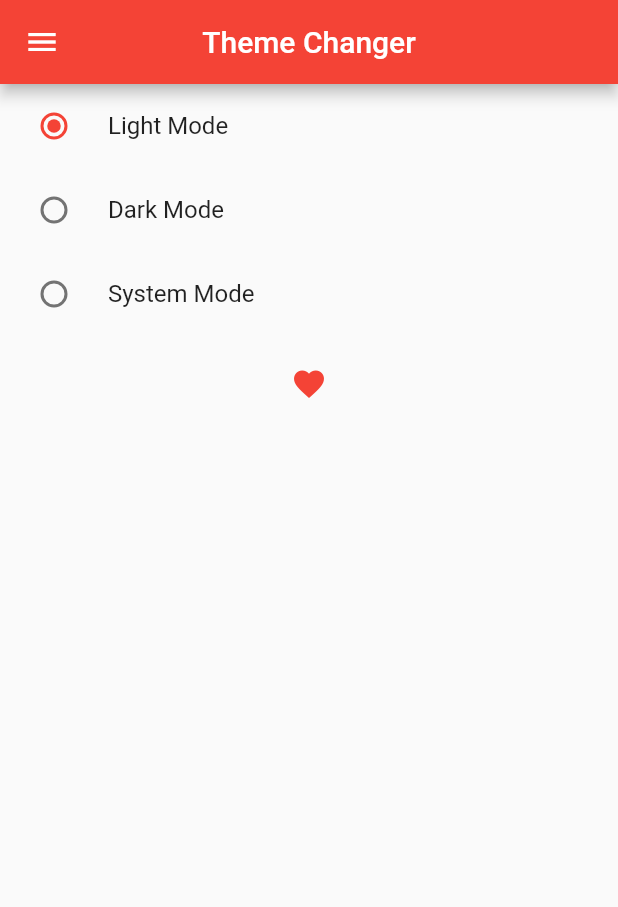
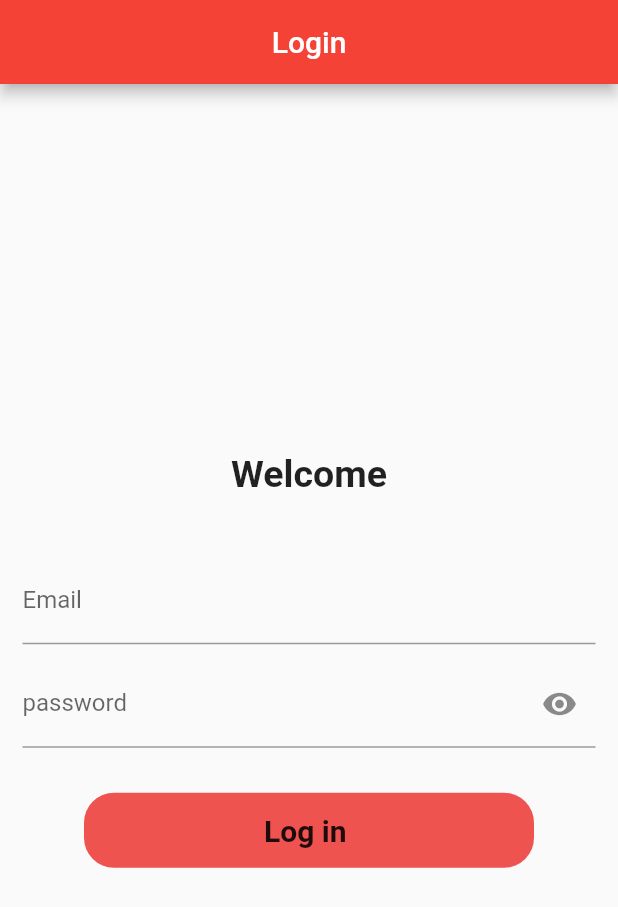
Before and after one commit to gauravkakad1/Flutter-Provider-StateManagement-Tut, a Flutter app: the screen it shows after launch, on a phone screen of 412 x 824 dp. Shown: the top 907 px of the screen. Run offline on Flutter 3.47's test engine with Material 2 defaults, Android fonts, the phone set to English and light mode, and no system bars; missing offline and left inert: dart:ffi.

Commit message:
use of ValueNotifiers on textformfield and buid a login page using rest api

```diff
--- /dev/null
+++ b/lib/ValueNotifier&LoginPage/auth_provider.dart
@@ -0,0 +1,49 @@
+import 'package:flutter/material.dart';
+import 'package:flutter/foundation.dart';
+import 'package:http/http.dart';
+
+import 'home_screen.dart';
+class AuthProvider with ChangeNotifier{
+
+  bool _isloading = false;
+  bool get isloading => _isloading;
+  void setLoading(bool loading){
+    _isloading = loading;
+    notifyListeners();
+  }
+
+  bool _isLogin = false;
+  bool get isLogin => _isLogin;
+  void checkLogin(bool login){
+    _isLogin = login;
+    notifyListeners();
+  }
+
+  Login(String email,String password) async{
+    setLoading(true);
+    try{
+      Response response = await post(Uri.parse('https://reqres.in/api/login'),
+          body: {
+            'email':email,
+            'password':password
+          });
+      if(response.statusCode==200){
+        print("Successfull");
+        setLoading(false);
+        checkLogin(true);
+
+      }
+      else{
+        print("Failed");
+        setLoading(false);
+        checkLogin(false);
+      }
+    }
+    catch(e){
+      print(e.toString());
+      setLoading(false);
+      checkLogin(false);
+    }
+  }
+
+}
--- /dev/null
+++ b/lib/ValueNotifier&LoginPage/login_screen.dart
@@ -0,0 +1,105 @@
+import 'dart:ffi';
+
+import 'package:flutter/material.dart';
+import 'package:flutter/foundation.dart';
+import 'package:provider/provider.dart';
+import 'package:provider_tutorials/ValueNotifier&LoginPage/auth_provider.dart';
+
+import 'home_screen.dart';
+class LoginScreen extends StatefulWidget {
+  const LoginScreen({super.key});
+
+  @override
+  State<LoginScreen> createState() => _LoginScreenState();
+}
+
+class _LoginScreenState extends State<LoginScreen> {
+  TextEditingController emailController = TextEditingController();
+  TextEditingController passwordController = TextEditingController();
+  void _navigateToHomeScreen() {
+    Navigator.push(context,
+      MaterialPageRoute(
+        builder: (context) => HomeScreen(),
+      ),
+    );
+  }
+  @override
+  Widget build(BuildContext context) {
+    final authProvider = Provider.of<AuthProvider>(context,listen: false);
+    ValueNotifier<bool> obscureValue = ValueNotifier<bool>(false);
+    return Scaffold(
+      appBar: AppBar(
+        title: Text("Login"),
+        centerTitle: true,
+      ),
+      body: SafeArea(
+        child: Padding(
+          padding: const EdgeInsets.all(15.0),
+          child: Column(
+            crossAxisAlignment: CrossAxisAlignment.center,
+            mainAxisAlignment: MainAxisAlignment.center,
+            children: [
+              Text("Welcome",style: TextStyle(fontSize: 25 , fontWeight: FontWeight.bold), ),
+              SizedBox(height: 40,),
+              TextFormField(
+                controller: emailController,
+                decoration: InputDecoration(
+                  hintText: "eve.holt@reqres.in",
+                  label: Text("Email"),
+                ),
+
+              ),
+              SizedBox(height: 10,),
+              ValueListenableBuilder(
+                  valueListenable: obscureValue,
+                  builder: (context, value, child) {
+                    return TextFormField(
+                      controller: passwordController,
+                      obscureText: obscureValue.value,
+                      decoration: InputDecoration(
+                        hintText: "cityslicka",
+                        label: Text("password"),
+                        suffixIcon: InkWell(
+                            onTap: (){
+                              obscureValue.value = !obscureValue.value;
+                            },
+                            child: obscureValue.value?Icon(Icons.visibility_off):Icon(Icons.visibility)
+                        ),
+                      ),
+                    );
+                  },
+              ),
+              SizedBox(height: 30,),
+              InkWell(
+                onTap: ()async{
+                  await authProvider.Login(emailController.text, passwordController.text);
+                  if(!authProvider.isloading){
+                    if(authProvider.isLogin){
+                      _navigateToHomeScreen();
+                    }
+                  }
+                },
+                child: Container(
+                  child: Consumer(
+                    builder: (context, value, child) {
+                      return Center(
+                        child: authProvider.isloading?CircularProgressIndicator(color: Colors.white,)
+                            :Text("Log in " , style: TextStyle(fontWeight: FontWeight.bold,fontSize: 20),),
+                      );
+                    },
+                  ),
+                  height: 50,
+                  width: 300,
+                  decoration: BoxDecoration(
+                    color: Colors.red.shade400,
+                    borderRadius: BorderRadius.circular(20)
+                  ),
+                ),
+              )
+            ],
+          ),
+        ),
+      ),
+    );
+  }
+}
--- a/lib/main.dart
+++ b/lib/main.dart
@@ -7,6 +7,8 @@ import 'package:provider_tutorials/MultipleProviderExample/Provider/slider_provi
 import 'package:provider_tutorials/MultipleProviderExample/example2_slider_home_screen.dart';
 import 'package:provider_tutorials/ProviderExample1/Provider/count_provider.dart';
 import 'package:provider_tutorials/ProviderExample1/provider_home_screen.dart';
+import 'package:provider_tutorials/ValueNotifier&LoginPage/auth_provider.dart';
+import 'package:provider_tutorials/ValueNotifier&LoginPage/login_screen.dart';
 
 import 'FavouriteApp/fav_provider.dart';
 
@@ -26,6 +28,7 @@ class MyApp extends StatelessWidget {
         ChangeNotifierProvider(create: (_)=> SliderProvider()),
         ChangeNotifierProvider(create: (_)=> FavProvider()),
         ChangeNotifierProvider(create: (_)=> ThemeChangerProvider()),
+        ChangeNotifierProvider(create: (_)=> AuthProvider()),
       ],
         child:  Builder(
           builder: (BuildContext context) {
@@ -42,7 +45,7 @@ class MyApp extends StatelessWidget {
                 brightness: Brightness.dark,
                   iconTheme: IconThemeData(color: Colors.white)
               ),
-              home: ThemeScreen(),
+              home: LoginScreen(),
             );
 
           },
--- a/pubspec.yaml
+++ b/pubspec.yaml
@@ -36,6 +36,7 @@ dependencies:
   # Use with the CupertinoIcons class for iOS style icons.
   cupertino_icons: ^1.0.2
   provider: ^6.0.5
+  http: ^1.1.0
 
 dev_dependencies:
   flutter_test:
```
Also changed, not shown: lib/ValueNotifier&LoginPage/home_screen.dart (added, +19 -0 lines), pubspec.lock.
